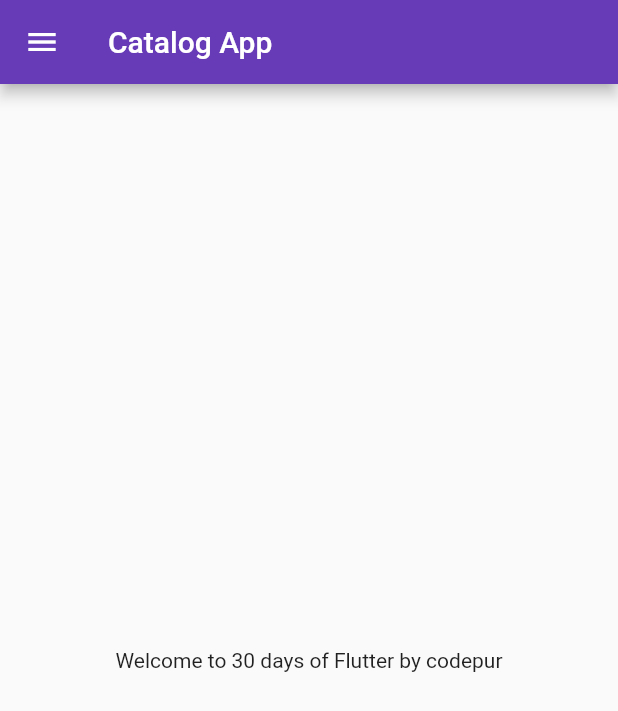
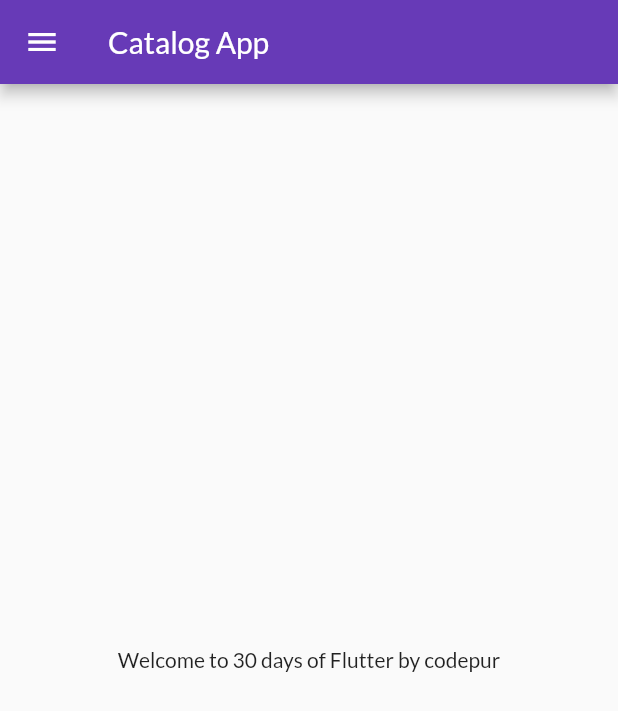
Before and after one commit to yashsharma1702/fluttercatalog, a Flutter app: the screen it shows after launch, on a phone screen of 412 x 824 dp. Shown: the top 711 px of the screen. Run offline on Flutter 3.47's test engine with Material 2 defaults, Android fonts, the phone set to English and light mode, and no system bars; our stand-ins replace google_fonts.

Commit message:
few updates of flutter

```diff
--- a/lib/main.dart
+++ b/lib/main.dart
@@ -1,6 +1,7 @@
 import 'package:flutter/material.dart';
-import 'package:fluttercatalog/Pages/Login_page.dart';
+import 'Pages/Login_page.dart';
 import 'Pages/Home_page.dart';
+import 'package:google_fonts/google_fonts.dart';
 
 void main() {
   runApp(MyApp());
@@ -11,7 +12,10 @@ class MyApp extends StatelessWidget {
   Widget build(BuildContext context) {
     return MaterialApp(
       themeMode: ThemeMode.light,
-      theme: ThemeData(primarySwatch: Colors.deepPurple),
+      theme: ThemeData(
+        primarySwatch: Colors.deepPurple,
+        fontFamily: GoogleFonts.lato().fontFamily,
+      ),
       darkTheme: ThemeData(brightness: Brightness.dark),
       initialRoute: "/home",
       routes: {
--- a/pubspec.yaml
+++ b/pubspec.yaml
@@ -28,6 +28,7 @@ dependencies:
   # The following adds the Cupertino Icons font to your application.
   # Use with the CupertinoIcons class for iOS style icons.
   cupertino_icons: ^1.0.2
+  google_fonts: ^5.0.0
 
 dev_dependencies:
   flutter_test:
```
Also changed, not shown: pubspec.lock, 4 other files.
